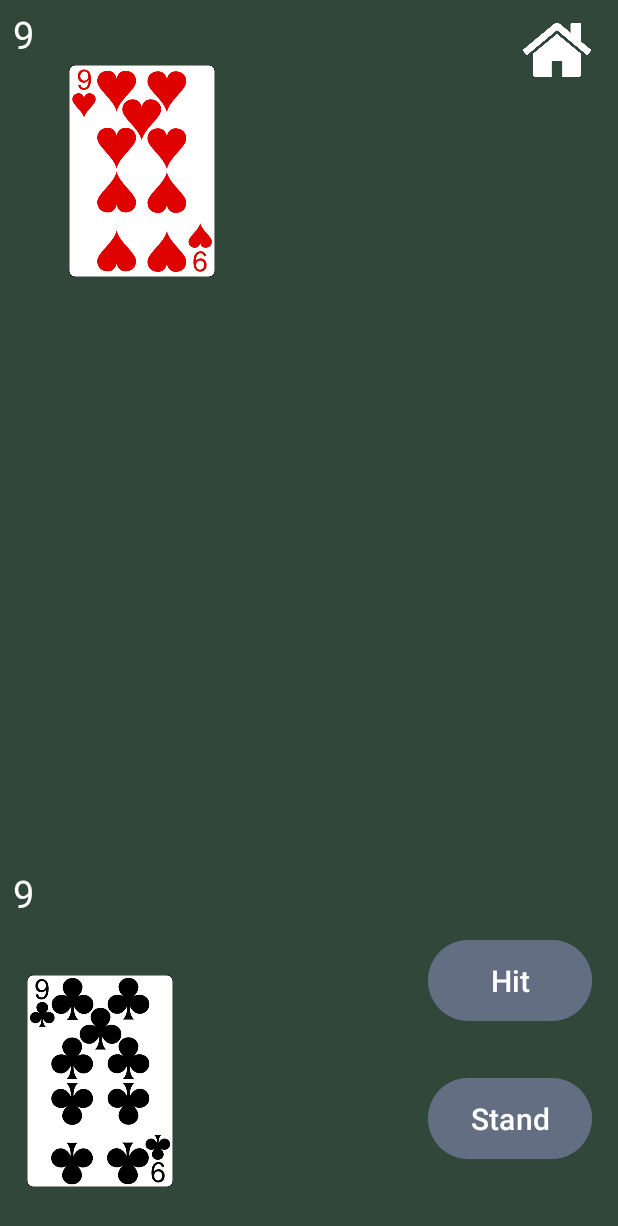
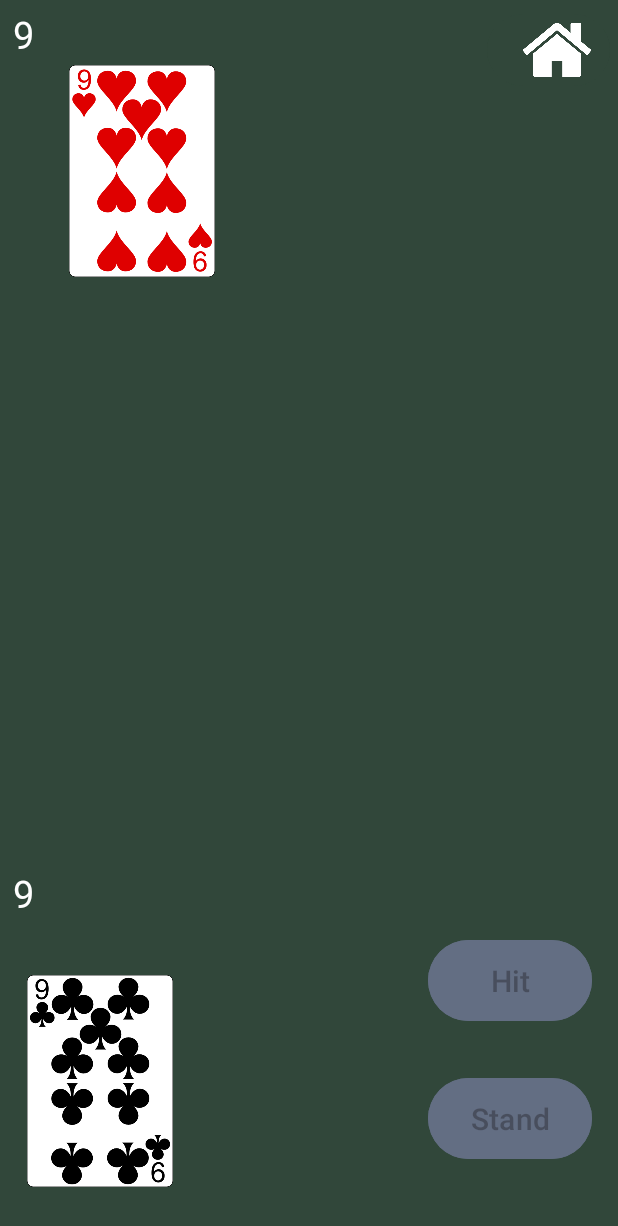
Before and after one commit to alvinjhson/CardGame, an Android app: the PlayActivity screen opened directly, with no data from a screen before it, after a tap on "Deal", on a phone screen of 412 x 824 dp. Shown: the top 1226 px of the screen. Run offline under Robolectric (Android 15) with nearby library versions, the phone set to English and light mode, and no system bars.

Commit message:
Fixed the value of ace and made buttons error safe

```diff
--- a/app/src/main/java/com/example/cardgame/DeckOfCards.kt
+++ b/app/src/main/java/com/example/cardgame/DeckOfCards.kt
@@ -4,7 +4,7 @@ import android.R.attr.value
 import android.widget.ImageView
 
 
-class DeckOfCards(val type: Int, val value: Int) {
+data class DeckOfCards(val type: Int, val value: Int,var isUsed:Boolean) {
     //private val type : Int = 0
     //private val value : Int = 1
     private val cardSymbol = arrayOf("Clubs", "Spades", "Diamonds", "Hearts")
--- a/app/src/main/java/com/example/cardgame/PlayActivity.kt
+++ b/app/src/main/java/com/example/cardgame/PlayActivity.kt
@@ -42,8 +42,10 @@ class PlayActivity : AppCompatActivity() {
     var draws = 0
     var roundsPlayed = 0
 
-    val playerTakenCards = mutableListOf<Pair<Int, Int>>()
-    val dealerTakenCards = mutableListOf<Pair<Int, Int>>()
+    val playerTakenCards = mutableListOf<Triple<Int, Int,Boolean>>()
+    val dealerTakenCards = mutableListOf<Triple<Int, Int,Boolean>>()
+
+
 
     lateinit var playerCards: List<ImageView>
     lateinit var dealerCards: List<ImageView>
@@ -78,6 +80,8 @@ class PlayActivity : AppCompatActivity() {
         dealButton.setOnClickListener {
             playBlackJack()
             dealButton.visibility = View.GONE
+            hitButton.setEnabled(false)
+            standButton.setEnabled(false)
             textViewWinLose.visibility = View.GONE
             draw = false
         }
@@ -106,6 +110,8 @@ class PlayActivity : AppCompatActivity() {
         }
         standButton.setOnClickListener{
             giveOutDealerCard()
+            hitButton.setEnabled(false)
+            standButton.setEnabled(false)
         }
     }
     fun checkBlackJack() {
@@ -165,6 +171,8 @@ class PlayActivity : AppCompatActivity() {
         }
     }
     fun firstCards(){
+        val hitButton = findViewById<Button>(R.id.hitButton)
+        val standButton = findViewById<Button>(R.id.standButton)
         Handler(Looper.getMainLooper()).postDelayed({
             dealCard(playerCards[nextCardIndex])
             nextCardIndex++
@@ -178,25 +186,24 @@ class PlayActivity : AppCompatActivity() {
             nextCardIndex++
         }, 1500)
         Handler(Looper.getMainLooper()).postDelayed({
-            setCardImage(dealerCard2, Pair(20, 20))
+            setCardImage(dealerCard2, Triple(20, 20,true))
+            hitButton.setEnabled(true)
+            standButton.setEnabled(true)
         }, 2000)
     }
     fun giveOutDealerCard() {
-        Handler(Looper.getMainLooper()).postDelayed({
-            if (dealerValue < 16) {
-                do {
-                    if (nextDealerCardIndex < dealerCards.size) {
+        if (dealerValue < 16 && nextDealerCardIndex < dealerCards.size) {
             dealCard(dealerCards[nextDealerCardIndex])
             nextDealerCardIndex++
             over21()
             checkBlackJack()
-                    }
-                } while (dealerValue < 16)
-            }
+            Handler(Looper.getMainLooper()).postDelayed({
+                giveOutDealerCard()
+            }, 1000)
+        } else {
             checkClosestTO21()
             checkDraw()
-        },1000)
-
+        }
     }
     fun hit() {
         if (playerValue < 21) {
@@ -208,11 +215,12 @@ class PlayActivity : AppCompatActivity() {
         }
     }
     fun dealCard(playerCard: ImageView) {
-        var card: Pair<Int, Int>
+        var card: Triple<Int, Int,Boolean>
         do {
             val randomTypePlayer = (0..3).random()
             val randomValuePlayer = (0..12).random()
-            card = Pair(randomTypePlayer, randomValuePlayer)
+            val usedAce = true
+            card = Triple(randomTypePlayer, randomValuePlayer,usedAce)
         } while (card in playerTakenCards || card in dealerTakenCards)
         if (playerCard == playerCard1 || playerCard == playerCard2 || playerCard == playerCard3 || playerCard == playerCard4 || playerCard == playerCard5) {
             playerTakenCards.add(card)
@@ -221,26 +229,74 @@ class PlayActivity : AppCompatActivity() {
         }
         setCardImage(playerCard, card)
         val value = card.second
+
         if (playerCard == playerCard1 || playerCard == playerCard2 || playerCard == playerCard3 || playerCard == playerCard4 || playerCard == playerCard5) {
             calculatePlayerCardValue(value)
         } else {
             calculateDealerCardValue(value)
         }
     }
+    fun adjust1AceValue() {
+        if (playerValue > 21) {
+            val index = playerTakenCards.indexOfFirst { it.second == 12 && it.third == true }
 
-    fun adjustAceValue() {
-        if (playerValue  > 21 && playerTakenCards.any { it.second == 12}){
+            if (index != -1) {
                 playerValue -= 10
+                playerTakenCards[index] = Triple(
+                    playerTakenCards[index].first,
+                    playerTakenCards[index].second, false
+                )
+            }
         }
     }
    fun dealerAdjustAceValue() {
-        if (dealerValue  > 21 && dealerTakenCards.any { it.second == 12}){
+       if (dealerValue > 21) {
+           val index = dealerTakenCards.indexOfFirst { it.second == 12 && it.third == true }
+
+           if (index != -1) {
                dealerValue -= 10
+               dealerTakenCards[index] = Triple(
+                  dealerTakenCards[index].first,
+                   dealerTakenCards[index].second, false
+               )
+           }
+       }
+   }
+    fun dealerAce(): Int {
+        val index = dealerTakenCards.indexOfFirst { it.second == 12 && it.third == true }
+        return if (dealerValue + 11 > 21 ) {
+            if (index != -1) {
+                dealerTakenCards[index] = Triple(
+                    dealerTakenCards[index].first,
+                    dealerTakenCards[index].second, false
+                )
+            }
+            1
+        } else if (dealerValue + 11 <= 21 ) {
+            11
+        } else {
+            0
+        }
+    }
+
+    fun playerAce(): Int {
+        val index = playerTakenCards.indexOfFirst { it.second == 12 && it.third == true }
+        return if (playerValue + 11 > 21 ) {
+            if (index != -1) {
+                playerTakenCards[index] = Triple(
+                    playerTakenCards[index].first,
+                    playerTakenCards[index].second, false
+                )
+            }
+            1
+        } else if (playerValue + 11 <= 21 ) {
+            11
+        } else {
+            0
         }
     }
 
     fun calculatePlayerCardValue(value: Int)  {
-
         playerValue = when (value) {
             0 -> playerValue + 2
             1 -> playerValue + 3
@@ -254,10 +310,10 @@ class PlayActivity : AppCompatActivity() {
             9 -> playerValue + 10
             10 -> playerValue + 10
             11 -> playerValue + 10
-            12 -> if (playerValue + 11 > 21) playerValue + 1 else playerValue + 11
+            12 -> playerValue + playerAce()
             else -> playerValue
         }
-        adjustAceValue()
+        adjust1AceValue()
         textViewPlayer.text = playerValue.toString()
     }
     fun calculateDealerCardValue(value: Int){
@@ -274,70 +330,70 @@ class PlayActivity : AppCompatActivity() {
             9 -> dealerValue + 10
             10 -> dealerValue + 10
             11 -> dealerValue + 10
-            12 -> if (dealerValue + 11 > 21) dealerValue + 1 else dealerValue + 11
+            12 -> dealerValue + dealerAce()
             else -> dealerValue
         }
         dealerAdjustAceValue()
         textViewDealer.text = dealerValue.toString()
     }
-    fun setCardImage(playerCard: ImageView, card: Pair<Int, Int>) {
+    fun setCardImage(playerCard: ImageView, card: Triple<Int, Int, Boolean>) {
         val imageResourceId = when (card) {
-            Pair(0, 0) -> R.drawable._2_of_clubs
-            Pair(0, 1) -> R.drawable._3_of_clubs
-            Pair(0, 2) -> R.drawable._4_of_clubs
-            Pair(0, 3) -> R.drawable._5_of_clubs
-            Pair(0, 4) -> R.drawable._6_of_clubs
-            Pair(0, 5) -> R.drawable._7_of_clubs
-            Pair(0, 6) -> R.drawable._8_of_clubs
-            Pair(0, 7) -> R.drawable._9_of_clubs
-            Pair(0, 8) -> R.drawable._10_of_clubs
-            Pair(0, 9) -> R.drawable.jack_of_clubs2
-            Pair(0, 10) -> R.drawable.queen_of_clubs2
-            Pair(0, 11) -> R.drawable.king_of_clubs2
-            Pair(0, 12) -> R.drawable.ace_of_clubs
+            Triple(0, 0, true) -> R.drawable._2_of_clubs
+            Triple(0, 1, true) -> R.drawable._3_of_clubs
+            Triple(0, 2, true) -> R.drawable._4_of_clubs
+            Triple(0, 3, true) -> R.drawable._5_of_clubs
+            Triple(0, 4, true) -> R.drawable._6_of_clubs
+            Triple(0, 5, true) -> R.drawable._7_of_clubs
+            Triple(0, 6, true) -> R.drawable._8_of_clubs
+            Triple(0, 7, true) -> R.drawable._9_of_clubs
+            Triple(0, 8, true) -> R.drawable._10_of_clubs
+            Triple(0, 9, true) -> R.drawable.jack_of_clubs2
+            Triple(0, 10, true) -> R.drawable.queen_of_clubs2
+            Triple(0, 11, true) -> R.drawable.king_of_clubs2
+            Triple(0, 12, true) -> R.drawable.ace_of_clubs
 
-            Pair(1, 0) -> R.drawable._2_of_spades
-            Pair(1, 1) -> R.drawable._3_of_spades
-            Pair (1,2) -> R.drawable._4_of_spades
-            Pair (1,3) -> R.drawable._5_of_spades
-            Pair (1,4) -> R.drawable._6_of_spades
-            Pair (1,5) -> R.drawable._7_of_spades
-            Pair (1,6) -> R.drawable._8_of_spades
-            Pair (1,7) -> R.drawable._9_of_spades
-            Pair (1,8) -> R.drawable._10_of_spades
-            Pair (1,9) -> R.drawable.jack_of_spades2
-            Pair (1,10) -> R.drawable.queen_of_spades2
-            Pair (1,11) -> R.drawable.king_of_spades2
-            Pair (1,12) -> R.drawable.ace_of_spades2
+            Triple(1, 0, true) -> R.drawable._2_of_spades
+            Triple(1, 1, true) -> R.drawable._3_of_spades
+            Triple(1, 2, true) -> R.drawable._4_of_spades
+            Triple(1, 3, true) -> R.drawable._5_of_spades
+            Triple(1, 4, true) -> R.drawable._6_of_spades
+            Triple(1, 5, true) -> R.drawable._7_of_spades
+            Triple(1, 6, true) -> R.drawable._8_of_spades
+            Triple(1, 7, true) -> R.drawable._9_of_spades
+            Triple(1, 8, true) -> R.drawable._10_of_spades
+            Triple(1, 9, true) -> R.drawable.jack_of_spades2
+            Triple(1, 10, true) -> R.drawable.queen_of_spades2
+            Triple(1, 11, true) -> R.drawable.king_of_spades2
+            Triple(1, 12, true) -> R.drawable.ace_of_spades2
 
-            Pair(2, 0) -> R.drawable._2_of_diamonds
-            Pair(2, 1) -> R.drawable._3_of_diamonds
-            Pair (2,2) -> R.drawable._4_of_diamonds
-            Pair (2,3) -> R.drawable._5_of_diamonds
-            Pair (2,4) -> R.drawable._6_of_diamonds
-            Pair (2,5) -> R.drawable._7_of_diamonds
-            Pair (2,6) -> R.drawable._8_of_diamonds
-            Pair (2,7) -> R.drawable._9_of_diamonds
-            Pair (2,8) -> R.drawable._10_of_diamonds
-            Pair (2,9) -> R.drawable.jack_of_diamonds2
-            Pair (2,10) -> R.drawable.queen_of_diamonds2
-            Pair (2,11) -> R.drawable.king_of_diamonds2
-            Pair (2,12) -> R.drawable.ace_of_diamonds
+            Triple(2, 0, true) -> R.drawable._2_of_diamonds
+            Triple(2, 1, true) -> R.drawable._3_of_diamonds
+            Triple(2, 2, true) -> R.drawable._4_of_diamonds
+            Triple(2, 3, true) -> R.drawable._5_of_diamonds
+            Triple(2, 4, true) -> R.drawable._6_of_diamonds
+            Triple(2, 5, true) -> R.drawable._7_of_diamonds
+            Triple(2, 6, true) -> R.drawable._8_of_diamonds
+            Triple(2, 7, true) -> R.drawable._9_of_diamonds
+            Triple(2, 8, true) -> R.drawable._10_of_diamonds
+            Triple(2, 9, true) -> R.drawable.jack_of_diamonds2
+            Triple(2, 10, true) -> R.drawable.queen_of_diamonds2
+            Triple(2, 11, true) -> R.drawable.king_of_diamonds2
+            Triple(2, 12, true) -> R.drawable.ace_of_diamonds
 
-            Pair(3, 0) -> R.drawable._2_of_hearts
-            Pair(3, 1) -> R.drawable._3_of_hearts
-            Pair (3,2) ->R.drawable._4_of_hearts
-            Pair (3,3) ->R.drawable._5_of_hearts
-            Pair (3,4) ->R.drawable._6_of_hearts
-            Pair (3,5) ->R.drawable._7_of_hearts
-            Pair (3,6) ->R.drawable._8_of_hearts
-            Pair (3,7) ->R.drawable._9_of_hearts
-            Pair (3,8) ->R.drawable._10_of_hearts
-            Pair (3,9) ->R.drawable.jack_of_hearts2
-            Pair (3,10) -> R.drawable.queen_of_hearts2
-            Pair (3,11) -> R.drawable.king_of_hearts2
-            Pair (3,12) -> R.drawable.ace_of_hearts
-            Pair (20,20) -> R.drawable.screenshot_2023_11_21_at_15_57_36
+            Triple(3, 0, true) -> R.drawable._2_of_hearts
+            Triple(3, 1, true) -> R.drawable._3_of_hearts
+            Triple(3, 2, true) -> R.drawable._4_of_hearts
+            Triple(3, 3, true) -> R.drawable._5_of_hearts
+            Triple(3, 4, true) -> R.drawable._6_of_hearts
+            Triple(3, 5, true) -> R.drawable._7_of_hearts
+            Triple(3, 6, true) -> R.drawable._8_of_hearts
+            Triple(3, 7, true) -> R.drawable._9_of_hearts
+            Triple(3, 8, true) -> R.drawable._10_of_hearts
+            Triple(3, 9, true) -> R.drawable.jack_of_hearts2
+            Triple(3, 10, true) -> R.drawable.queen_of_hearts2
+            Triple(3, 11, true) -> R.drawable.king_of_hearts2
+            Triple(3, 12, true) -> R.drawable.ace_of_hearts
+            Triple(20, 20, true) -> R.drawable.screenshot_2023_11_21_at_15_57_36
             else -> R.drawable.ic_launcher_foreground
         }
         playerCard.setImageResource(imageResourceId)
@@ -375,6 +431,7 @@ class PlayActivity : AppCompatActivity() {
             }
             playerValue = 0
             dealerValue = 0
+
             playerTakenCards.clear()
             dealerTakenCards.clear()
             dealButton.visibility = View.VISIBLE
```
Lines whose indentation alone changed are shown as unchanged.
